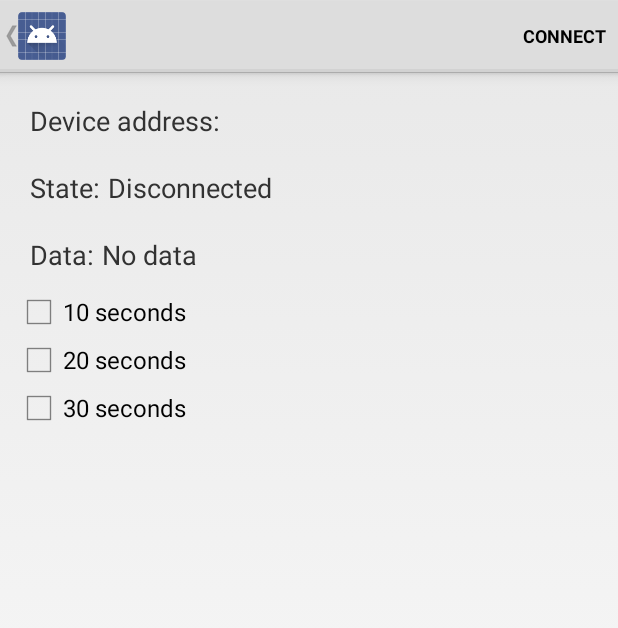
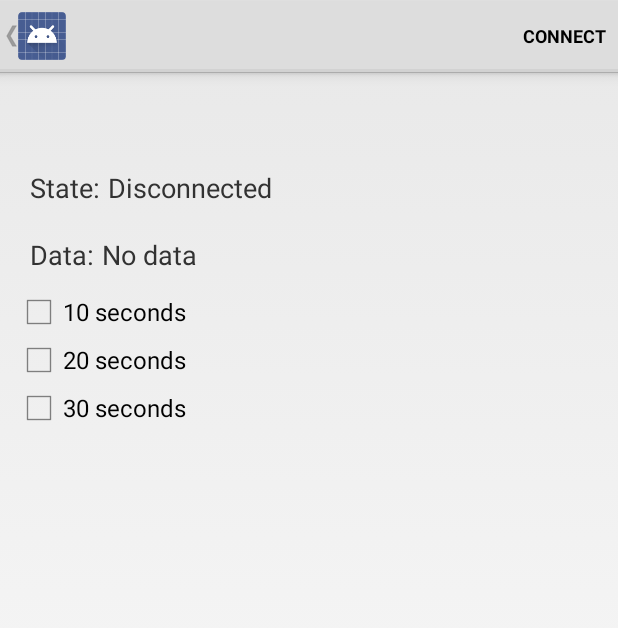
Before and after one commit to stevengaledo111/QAZWSX, an Android app: the DeviceControlActivity screen opened directly, with no data from a screen before it, on a phone screen of 412 x 824 dp. Shown: the top 628 px of the screen. Run offline under Robolectric (Android 15) with nearby library versions, the phone set to English and light mode, and no system bars; 3 statements that could not run were skipped.

Commit message:
Application Change

```diff
--- a/android-BluetoothLeGatt-master/Application/src/main/AndroidManifest.xml
+++ b/android-BluetoothLeGatt-master/Application/src/main/AndroidManifest.xml
@@ -34,7 +34,7 @@
     <uses-permission android:name="android.permission.BLUETOOTH_ADMIN"/>
 
     <application android:label="@string/app_name"
-        android:icon="@drawable/ic_launcher"
+        android:icon="@mipmap/ic_launcher"
         android:theme="@android:style/Theme.Holo.Light">
         <activity android:name=".DeviceScanActivity"
             android:label="@string/app_name">
--- a/android-BluetoothLeGatt-master/Application/src/main/res/layout/gatt_services_characteristics.xml
+++ b/android-BluetoothLeGatt-master/Application/src/main/res/layout/gatt_services_characteristics.xml
@@ -22,10 +22,7 @@
                   android:layout_width="match_parent"
                   android:layout_height="wrap_content"
                   android:layout_margin="10dp">
-        <TextView android:layout_width="wrap_content"
-                  android:layout_height="wrap_content"
-                  android:text="@string/label_device_address"
-                  android:textSize="18sp"/>
+
         <Space android:layout_width="5dp"
                android:layout_height="wrap_content"/>
         <TextView android:id="@+id/device_address"
--- a/android-BluetoothLeGatt-master/Application/src/main/res/values/base-strings.xml
+++ b/android-BluetoothLeGatt-master/Application/src/main/res/values/base-strings.xml
@@ -20,9 +20,7 @@
     <string name="intro_message">
         <![CDATA[
 
-
-            This sample demonstrates how to use the Bluetooth LE Generic Attribute Profile (GATT)
-            to transmit arbitrary data between devices.
+            Welcome to E-textile Notification System!
 
 
         ]]>
```
Also changed, not shown: android-BluetoothLeGatt-master/Application/src/main/java/com/example/android/bluetoothlegatt/DeviceControlActivity.java (+27 -10 lines), 9 other files.
